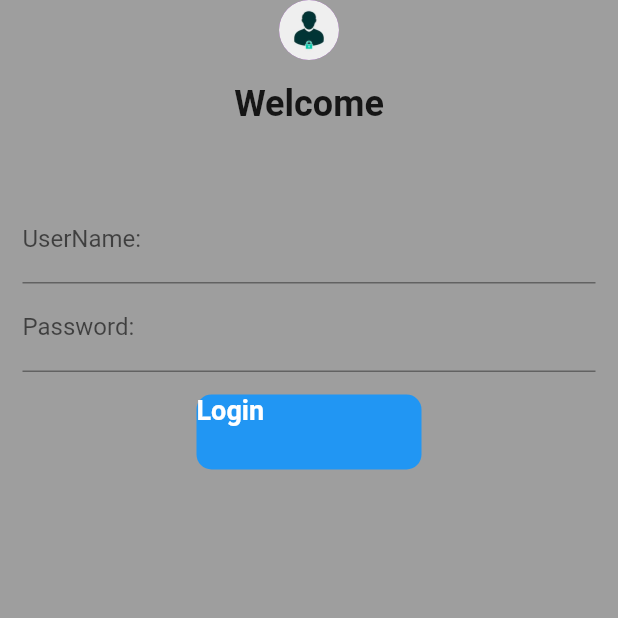
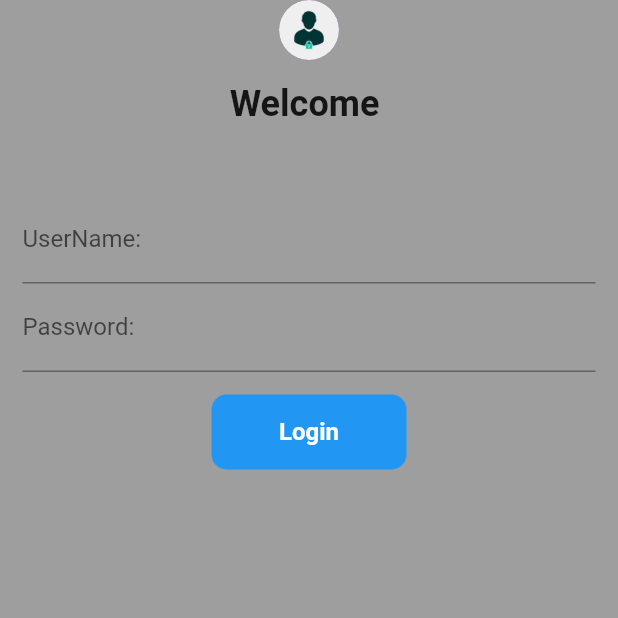
Before and after one commit to Umar-Waseem/anotherApp, a Flutter app: the screen it shows after launch, on a phone screen of 412 x 824 dp, the top half of it. Run offline on Flutter 3.47's test engine with Material 2 defaults, Android fonts, the phone set to English and light mode, and no system bars.

```diff
--- a/lib/pages/login.dart
+++ b/lib/pages/login.dart
@@ -10,45 +10,76 @@ class LoginPage extends StatefulWidget {
 
 class _LoginPageState extends State<LoginPage> {
   bool buttonChanged = false;
+  String name = "";
+  final _formKey = GlobalKey<FormState>();
+
   @override
   Widget build(BuildContext context) {
     return Material(
       color: Colors.grey[500],
+      child: Form(
+        key: _formKey,
         child: Column(
           children: [
             const CircleAvatar(backgroundImage: AssetImage('images/login.jpg')),
             const SizedBox(height: 15.0),
-          const Text('Welcome',
-              style: TextStyle(fontSize: 24.0, fontWeight: FontWeight.bold)),
+            Text('Welcome $name',
+                style: const TextStyle(
+                    fontSize: 24.0, fontWeight: FontWeight.bold)),
             const SizedBox(height: 15.0),
             Padding(
-              padding: const EdgeInsets.symmetric(horizontal: 15, vertical: 32),
+                padding:
+                    const EdgeInsets.symmetric(horizontal: 15, vertical: 32),
                 child: Column(
                   children: [
                     TextFormField(
                       decoration: const InputDecoration(
                           hintText: 'Enter the username',
-                          labelText: 'UserName:')),
+                          labelText: 'UserName:'),
+                      onChanged: (value) {
+                        name = value;
+                        setState(() {});
+                      },
+                      validator: (value) {
+                        if (value == null || value.isEmpty) {
+                          return 'Please enter the username';
+                        }
+
+                          return null;
+
+
+                      },
+                    ),
                     TextFormField(
                       obscureText: true,
                       decoration: const InputDecoration(
                           hintText: 'Enter the password',
-                          labelText: 'Password:')),
+                          labelText: 'Password:'),
+                      validator: (value) {
+                        if (value == null || value.isEmpty) {
+                          return "Please enter password";
+                        } else if (value.isNotEmpty && value.length < 6) {
+                          return "Password must be at least 6 characters";
+                        } else if (value.isNotEmpty && value.length > 12) {
+                          return "Password must be less than 12 characters";
+                        }
+
+                        return null;
+                      },
+                    ),
                     const SizedBox(height: 15.0),
-                  InkWell(
-                      onTap: () async {
-                        setState(() {
-                          buttonChanged = true;
-                        });
-
-                        await Future.delayed(const Duration(seconds: 1));
-                        Navigator.pushNamed(context, route.home);
-                      },
+                    Material(
+                        borderRadius:
+                            BorderRadius.circular(buttonChanged ? 50.0 : 10.0),
+                        color: Colors.blue,
+                        child: InkWell(
+                          splashColor: Colors.grey[7],
+                          onTap: () => moveToHome(context),
                           child: AnimatedContainer(
                             duration: const Duration(seconds: 1),
-                        width: buttonChanged ? 50 : 150,
+                            width: buttonChanged ? 50 : 130,
                             height: 50,
-                        // allignment: Alignment.center,
+                            alignment: Alignment.center,
                             child: buttonChanged
                                 ? const Icon(Icons.done)
                                 : const Text(
@@ -56,16 +87,37 @@ class _LoginPageState extends State<LoginPage> {
                                     style: TextStyle(
                                         color: Colors.white,
                                         fontWeight: FontWeight.bold,
-                                    fontSize: 18),
+                                        fontSize: 16),
                                   ),
-                        decoration: BoxDecoration(
-                            color: Colors.blue,
-                            borderRadius: BorderRadius.circular(10)),
+                          ),
                         ))
                   ],
                 ))
           ],
         ),
+      ),
     );
   }
+
+  moveToHome(BuildContext context) async {
+    if (_formKey.currentState!.validate()) {
+      setState(() {
+        buttonChanged = true;
+
       }
+      );
+      await Future.delayed(const Duration(seconds: 1));
+      await Navigator.pushNamed(context, route.home);
+      setState(() {
+        buttonChanged = false;
+      });
+
+    }
+    else{
+      setState(() {
+        buttonChanged = false;
+      });
+    }
+
+  }
+}
--- a/lib/pages/routes.dart
+++ b/lib/pages/routes.dart
@@ -1,3 +1,4 @@
+// ignore: camel_case_types
 class route {
   static String home = "/pages/home";
   static String login = "/pages/login";
```
Also changed, not shown: lib/main.dart (line endings or trailing spaces). Lines whose indentation alone changed are shown as unchanged.
